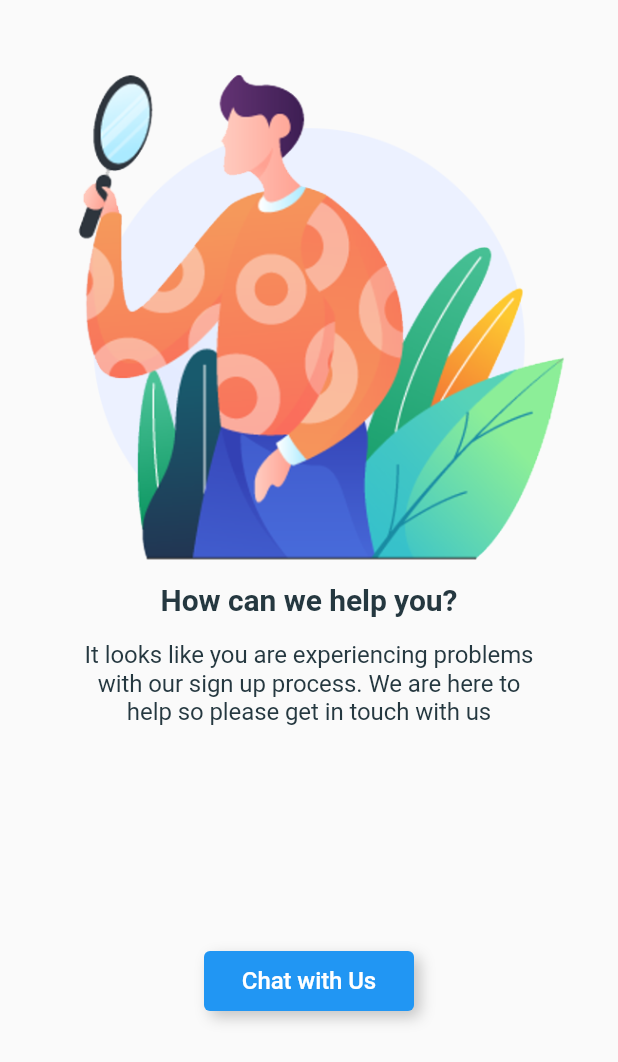
After one commit to AjinkyaTaranekar/Smart-Fit, a Flutter app: the Account screen opened directly, on a phone screen of 412 x 824 dp. The commit adds this screen. Shown: the top 1062 px of the screen. Run offline on Flutter 3.47's test engine with Material 2 defaults, Android fonts, the phone set to English and light mode, and no system bars; missing offline and left inert: back_button_interceptor, barcode_scan.

Commit message:
Adding Account

```diff
--- /dev/null
+++ b/lib/account/account_screen.dart
@@ -0,0 +1,98 @@
+import 'package:best_flutter_ui_templates/app_theme.dart';
+import 'package:flutter/material.dart';
+
+class Account extends StatefulWidget {
+  @override
+  _AccountState createState() => _AccountState();
+}
+
+class _AccountState extends State<Account> {
+  @override
+  void initState() {
+    super.initState();
+  }
+
+  @override
+  Widget build(BuildContext context) {
+    return Container(
+      color: AppTheme.nearlyWhite,
+      child: SafeArea(
+        top: false,
+        child: Scaffold(
+          backgroundColor: AppTheme.nearlyWhite,
+          body: Column(
+            children: <Widget>[
+              Container(
+                padding: EdgeInsets.only(
+                    top: MediaQuery.of(context).padding.top,
+                    left: 16,
+                    right: 16),
+                child: Image.asset('assets/images/helpImage.png'),
+              ),
+              Container(
+                padding: const EdgeInsets.only(top: 8),
+                child: Text(
+                  'How can we help you?',
+                  style: TextStyle(
+                    fontSize: 20,
+                    fontWeight: FontWeight.bold,
+                  ),
+                ),
+              ),
+              Container(
+                padding: const EdgeInsets.only(top: 16),
+                child: const Text(
+                  'It looks like you are experiencing problems\nwith our sign up process. We are here to\nhelp so please get in touch with us',
+                  textAlign: TextAlign.center,
+                  style: TextStyle(
+                    fontSize: 16,
+                  ),
+                ),
+              ),
+              Expanded(
+                child: Padding(
+                  padding: const EdgeInsets.all(8.0),
+                  child: Center(
+                    child: Container(
+                      width: 140,
+                      height: 40,
+                      decoration: BoxDecoration(
+                        color: Colors.blue,
+                        borderRadius:
+                            const BorderRadius.all(Radius.circular(4.0)),
+                        boxShadow: <BoxShadow>[
+                          BoxShadow(
+                              color: Colors.grey.withOpacity(0.6),
+                              offset: const Offset(4, 4),
+                              blurRadius: 8.0),
+                        ],
+                      ),
+                      child: Material(
+                        color: Colors.transparent,
+                        child: InkWell(
+                          onTap: () {},
+                          child: Center(
+                            child: Padding(
+                              padding: const EdgeInsets.all(4.0),
+                              child: Text(
+                                'Chat with Us',
+                                style: TextStyle(
+                                  fontWeight: FontWeight.w500,
+                                  color: Colors.white,
+                                ),
+                              ),
+                            ),
+                          ),
+                        ),
+                      ),
+                    ),
+                  ),
+                ),
+              )
+            ],
+          ),
+        ),
+      ),
+    );
+  }
+}
--- a/lib/home_screen.dart
+++ b/lib/home_screen.dart
@@ -1,3 +1,5 @@
+import 'package:best_flutter_ui_templates/account/account_screen.dart';
+import 'package:best_flutter_ui_templates/food_scan/food_scan_screen.dart';
 import 'package:best_flutter_ui_templates/models/tabIcon_data.dart';
 import 'package:best_flutter_ui_templates/traning/training_screen.dart';
 import 'package:flutter/material.dart';
@@ -80,7 +82,7 @@ class _HomeScreenState extends State<HomeScreen>
           tabIconsList: tabIconsList,
           addClick: () {},
           changeIndex: (int index) {
-            if (index == 0 || index == 2) {
+            if (index == 0 ) {
               animationController.reverse().then<dynamic>((data) {
                 if (!mounted) {
                   return;
@@ -90,7 +92,37 @@ class _HomeScreenState extends State<HomeScreen>
                       MyDiaryScreen(animationController: animationController);
                 });
               });
-            } else if (index == 1 || index == 3) {
+            } else if (index == 1 ) {
+              animationController.reverse().then<dynamic>((data) {
+                if (!mounted) {
+                  return;
+                }
+                setState(() {
+                  tabBody =
+                      TrainingScreen(animationController: animationController);
+                });
+              });
+            }else if ( index == 2) {
+              animationController.reverse().then<dynamic>((data) {
+                if (!mounted) {
+                  return;
+                }
+                setState(() {
+                  tabBody =
+                      FoodScanner();
+                });
+              });
+            } else if ( index == 3) {
+              animationController.reverse().then<dynamic>((data) {
+                if (!mounted) {
+                  return;
+                }
+                setState(() {
+                  tabBody =
+                      Account();
+                });
+              });
+            }else if (index == 3) {
               animationController.reverse().then<dynamic>((data) {
                 if (!mounted) {
                   return;
```
